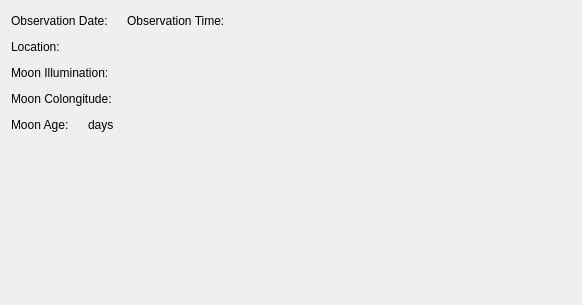
Qt form python/res/ui/widgets/moon_info_tab.ui (mareuter/lunar-club-tools) before a commit.
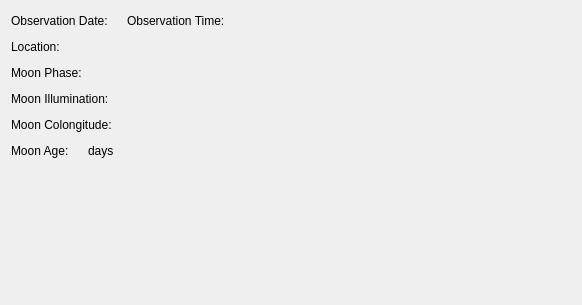
The same form after that commit.

Commit message: Refs #21. Adding moon phase indicator.

The edit to the form file:
```diff
--- a/python/res/ui/widgets/moon_info_tab.ui
+++ b/python/res/ui/widgets/moon_info_tab.ui
@@ -13,8 +13,8 @@
   <property name="windowTitle">
    <string/>
   </property>
-  <layout class="QVBoxLayout" name="verticalLayout">
-   <item>
+  <layout class="QGridLayout" name="gridLayout">
+   <item row="0" column="0">
     <layout class="QHBoxLayout" name="horizontalLayout">
      <item>
       <widget class="QLabel" name="obs_date_label">
@@ -59,7 +59,7 @@
      </item>
     </layout>
    </item>
-   <item>
+   <item row="1" column="0">
     <layout class="QHBoxLayout" name="horizontalLayout_2">
      <item>
       <widget class="QLabel" name="location_label">
@@ -90,7 +90,38 @@
      </item>
     </layout>
    </item>
-   <item>
+   <item row="2" column="0">
+    <layout class="QHBoxLayout" name="horizontalLayout_6">
+     <item>
+      <widget class="QLabel" name="moon_phase_label">
+       <property name="text">
+        <string>Moon Phase:</string>
+       </property>
+      </widget>
+     </item>
+     <item>
+      <widget class="QLabel" name="moon_phase_edit">
+       <property name="text">
+        <string/>
+       </property>
+      </widget>
+     </item>
+     <item>
+      <spacer name="horizontalSpacer_6">
+       <property name="orientation">
+        <enum>Qt::Horizontal</enum>
+       </property>
+       <property name="sizeHint" stdset="0">
+        <size>
+         <width>40</width>
+         <height>20</height>
+        </size>
+       </property>
+      </spacer>
+     </item>
+    </layout>
+   </item>
+   <item row="3" column="0">
     <layout class="QHBoxLayout" name="horizontalLayout_3">
      <item>
       <widget class="QLabel" name="moon_illum_label">
@@ -121,7 +152,7 @@
      </item>
     </layout>
    </item>
-   <item>
+   <item row="4" column="0">
     <layout class="QHBoxLayout" name="horizontalLayout_4">
      <item>
       <widget class="QLabel" name="moon_colong_label">
@@ -152,7 +183,7 @@
      </item>
     </layout>
    </item>
-   <item>
+   <item row="5" column="0">
     <layout class="QHBoxLayout" name="horizontalLayout_5">
      <item>
       <widget class="QLabel" name="moon_age_label">
@@ -190,7 +221,7 @@
      </item>
     </layout>
    </item>
-   <item>
+   <item row="6" column="0">
     <spacer name="verticalSpacer">
      <property name="orientation">
       <enum>Qt::Vertical</enum>
```
The commit also changes 1 other file.
